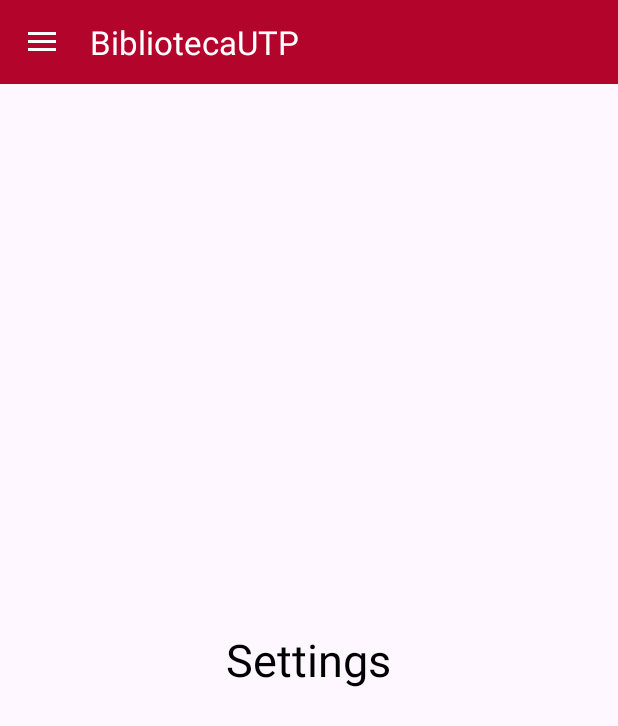
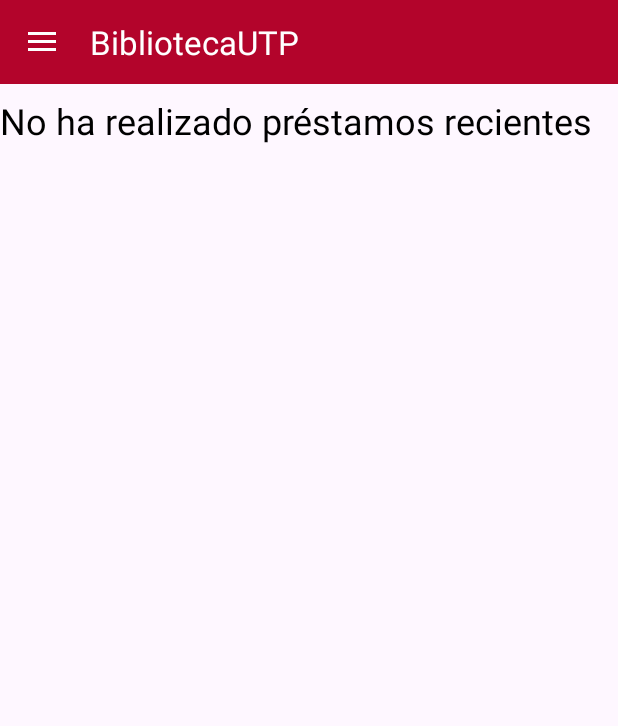
Before and after one commit to erickdc7/proyecto-biblioteca, an Android app: the fragment SettingsFragment placed in its activity, on a phone screen of 412 x 824 dp. Shown: the top 726 px of the screen. Run offline under Robolectric (Android 15) with nearby library versions, the phone set to English and light mode, and no system bars; our stand-ins replace Volley; network calls fail.

Commit message:
Shared Preference - Ultimo Libro Prestado

```diff
--- a/app/build.gradle.kts
+++ b/app/build.gradle.kts
@@ -36,6 +36,7 @@ dependencies {
     implementation ("com.squareup.retrofit2:converter-gson:2.9.0")
     implementation ("com.github.bumptech.glide:glide:4.12.0")
     annotationProcessor ("com.github.bumptech.glide:compiler:4.12.0")
+    implementation ("androidx.preference:preference:1.1.1")
 
     implementation ("com.android.volley:volley:1.1.1")
     implementation ("androidx.appcompat:appcompat:1.6.1")
--- a/app/src/main/java/com/erickdiaz/proyectobiblioteca/SettingsFragment.java
+++ b/app/src/main/java/com/erickdiaz/proyectobiblioteca/SettingsFragment.java
@@ -1,18 +1,44 @@
 package com.erickdiaz.proyectobiblioteca;
-
+import android.content.SharedPreferences;
 import android.os.Bundle;
 import android.view.LayoutInflater;
 import android.view.View;
 import android.view.ViewGroup;
-
+import android.widget.TextView;
+import androidx.annotation.NonNull;
 import androidx.fragment.app.Fragment;
+import androidx.preference.PreferenceManager;
 
 public class SettingsFragment extends Fragment {
 
+    private TextView textViewUstedDebe;
+    private TextView textViewNombreLibro;
+    private SharedPreferences sharedPreferences;
+
     @Override
-    public View onCreateView(LayoutInflater inflater, ViewGroup container,
-                             Bundle savedInstanceState) {
-        // Inflate the layout for this fragment
-        return inflater.inflate(R.layout.fragment_settings, container, false);
+    public View onCreateView(LayoutInflater inflater, ViewGroup container, Bundle savedInstanceState) {
+        View rootView = inflater.inflate(R.layout.fragment_settings, container, false);
+
+        textViewUstedDebe = rootView.findViewById(R.id.textViewUstedDebe);
+        textViewNombreLibro = rootView.findViewById(R.id.textViewNombreLibro);
+        sharedPreferences = PreferenceManager.getDefaultSharedPreferences(requireContext());
+
+        // Obtener el último libro prestado desde SharedPreferences
+        String ultimoLibroPrestado = sharedPreferences.getString(getString(R.string.last_borrowed_book), "");
+
+        // Actualizar los TextViews
+        actualizarVistas(ultimoLibroPrestado);
+
+        return rootView;
+    }
+
+    private void actualizarVistas(String ultimoLibroPrestado) {
+        if (ultimoLibroPrestado.isEmpty()) {
+            textViewUstedDebe.setVisibility(View.GONE);
+            textViewNombreLibro.setText("No ha realizado préstamos recientes");
+        } else {
+            textViewUstedDebe.setVisibility(View.VISIBLE);
+            textViewNombreLibro.setText(ultimoLibroPrestado);
+        }
     }
 }
--- a/app/src/main/res/layout/fragment_settings.xml
+++ b/app/src/main/res/layout/fragment_settings.xml
@@ -1,17 +1,31 @@
-<?xml version="1.0" encoding="utf-8"?>
+<!-- fragment_settings.xml -->
+
 <RelativeLayout xmlns:android="http://schemas.android.com/apk/res/android"
     xmlns:tools="http://schemas.android.com/tools"
     android:layout_width="match_parent"
     android:layout_height="match_parent"
     tools:context=".SettingsFragment">
-
-    <!-- TODO: Update blank fragment layout -->
+    <FrameLayout
+        android:id="@+id/contenedorFragmentoUltimoLibro"
+        android:layout_width="match_parent"
+        android:layout_height="match_parent" />
     <TextView
+        android:id="@+id/textViewUstedDebe"
         android:layout_width="wrap_content"
         android:layout_height="wrap_content"
         android:layout_centerInParent="true"
-        android:text="@string/settings"
+        android:text="Usted debe:"
         android:textColor="@color/black"
-        android:textSize="30sp" />
+        android:textSize="20sp" />
+
+    <TextView
+        android:id="@+id/textViewNombreLibro"
+        android:layout_width="wrap_content"
+        android:layout_height="wrap_content"
+        android:layout_below="@id/textViewUstedDebe"
+        android:layout_marginTop="8dp"
+        android:text="Nombre del libro"
+        android:textColor="@color/black"
+        android:textSize="24sp" />
 
 </RelativeLayout>
--- a/app/src/main/res/values/strings.xml
+++ b/app/src/main/res/values/strings.xml
@@ -36,4 +36,7 @@
     <string name="direccion">Dirección</string>
     <string name="telefono">Teléfono</string>
     <string name="correo">Correo</string>
+    <string name="preference_file_key">my_shared_preferences</string>
+    <string name="last_borrowed_book">last_borrowed_book</string>
+
 </resources>
```
Also changed, not shown: app/src/main/java/com/erickdiaz/proyectobiblioteca/PrestamoFragment.java (+14 -24 lines), app/src/main/java/com/erickdiaz/proyectobiblioteca/UltimoLibroPrestadoFragment.java (added, +39 -0 lines).
